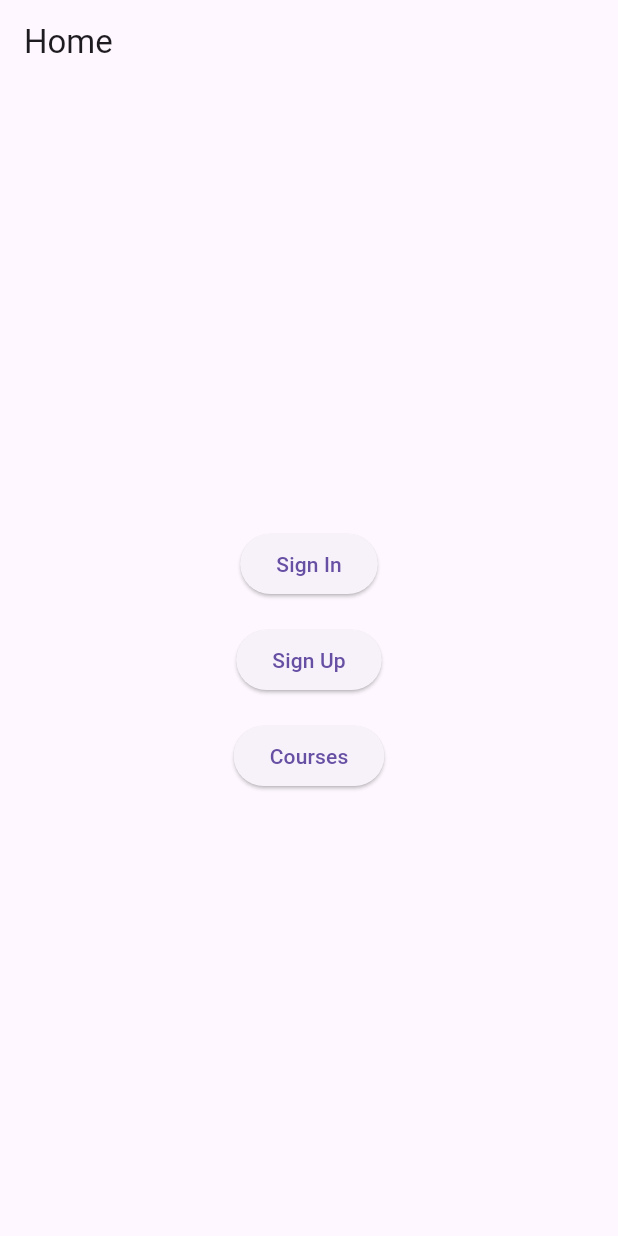
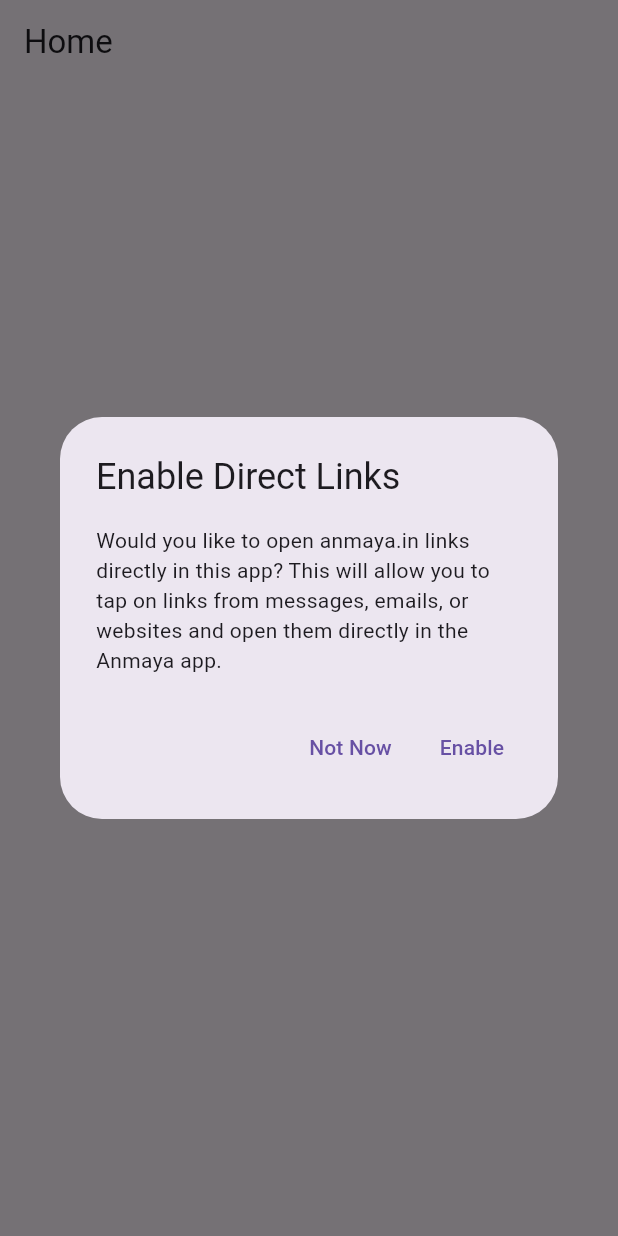
Before and after one commit to preetamprabhu08/anmaya_app, a Flutter app: the screen it shows after launch, on a phone screen of 412 x 824 dp. Run offline on Flutter 3.47's test engine with Material 3 defaults, Android fonts, the phone set to English and light mode, and no system bars; our stand-ins replace go_router.

Commit message:
release version deeplinking done

```diff
--- a/assetlinks.json
+++ b/assetlinks.json
@@ -3,6 +3,6 @@
   "target": {
     "namespace": "android_app",
     "package_name": "com.anmayatechnologies.anmaya",
-    "sha256_cert_fingerprints": ["D8E865B318804231FDE82D5A39AF1ADEFA5418ED3858704443CA7194CF5D81F96"]
+    "sha256_cert_fingerprints": ["C8DF77FD70FC9E3F4B2487D8420940880599A28F0D1A6827517F9582F54F61389"]
   }
 }]
--- a/lib/main.dart
+++ b/lib/main.dart
@@ -5,6 +5,9 @@
 import 'package:anmaya/screens/signin.dart';
 import 'package:anmaya/screens/signup.dart';
 import 'package:flutter/foundation.dart';
+import 'package:anmaya/utils/deep_link_helper.dart';
+import 'package:anmaya/screens/settings.dart';
+
 
 void main() {
   runApp(const MyApp());
@@ -30,6 +33,10 @@
       path: '/signup',
       builder: (context, state) => const SignUpPage(),
     ),
+    GoRoute(
+  path: '/settings',
+  builder: (context, state) => const SettingsPage(),
+),
   ],
   // Enhanced redirect logic to handle all URI patterns
   redirect: (context, state) {
@@ -39,7 +46,7 @@
     debugPrint('Deep link URI: ${uri.toString()}');
 
     // Custom app scheme handling
-    if (uri.scheme == 'anmayaapp' && uri.host == 'open') {
+    if (uri.scheme == 'anmaya' && uri.host == 'open') {
       final path = uri.path.isEmpty ? '/' : uri.path;
       debugPrint('Redirecting custom scheme to: $path');
       return path;
--- a/lib/screens/homepage.dart
+++ b/lib/screens/homepage.dart
@@ -1,8 +1,24 @@
 import 'package:flutter/material.dart';
 import 'package:go_router/go_router.dart';
+import 'package:anmaya/utils/deep_link_helper.dart';
 
-class HomePage extends StatelessWidget {
-  const HomePage({super.key});
+class HomePage extends StatefulWidget {
+  const HomePage({Key? key}) : super(key: key);
+
+  @override
+  State<HomePage> createState() => _HomePageState();
+}
+
+class _HomePageState extends State<HomePage> {
+  @override
+  void initState() {
+    super.initState();
+
+    // Show after a short delay when the app starts
+    Future.delayed(Duration(seconds: 2), () {
+      DeepLinkHelper.showEnableDeepLinksDialog(context);
+    });
+  }
 
   @override
   Widget build(BuildContext context) {
--- /dev/null
+++ b/lib/utils/deep_link_helper.dart
@@ -0,0 +1,118 @@
+import 'package:flutter/material.dart';
+import 'package:url_launcher/url_launcher.dart';
+import 'package:url_launcher/url_launcher_string.dart';
+import 'package:anmaya/screens/settings.dart';
+import 'dart:io' show Platform;
+
+/// A utility class for handling deep link related functionality
+class DeepLinkHelper {
+  /// Prompts the user to enable app links by opening the app's settings
+  /// This will take the user to the "Open by default" screen where they can
+  /// enable automatic handling of anmaya.in links
+  static Future<void> promptUserToEnableAppLinks() async {
+    try {
+      if (Platform.isAndroid) {
+        // Try to launch the Android app settings for "Open by default"
+        final Uri settingsUri = Uri.parse(
+          'package:com.anmayatechnologies.anmaya',
+        );
+
+        final bool launched = await launchUrl(settingsUri);
+        if (!launched) {
+          debugPrint('Could not launch settings directly');
+
+          // Fallback to general app settings
+          final Uri appSettingsUri = Uri.parse(
+            'package:com.anmayatechnologies.anmaya/settings',
+          );
+          await launchUrl(appSettingsUri);
+        }
+      } else if (Platform.isIOS) {
+        // On iOS, we can only open the Settings app
+        final Uri settingsUri = Uri.parse('app-settings:');
+        await launchUrl(settingsUri);
+      }
+    } catch (e) {
+      debugPrint('Error opening app settings: $e');
+    }
+  }
+
+  /// Shows a dialog asking the user if they want to enable deep links
+  static void showEnableDeepLinksDialog(BuildContext context) {
+    showDialog(
+      context: context,
+      builder: (context) => AlertDialog(
+        title: const Text('Enable Direct Links'),
+        content: const Text(
+          'Would you like to open anmaya.in links directly in this app? '
+          'This will allow you to tap on links from messages, emails, or websites '
+          'and open them directly in the Anmaya app.',
+        ),
+        actions: [
+          TextButton(
+            onPressed: () => Navigator.pop(context),
+            child: const Text('Not Now'),
+          ),
+          TextButton(
+            onPressed: () {
+              Navigator.pop(context);
+              promptUserToEnableAppLinks();
+            },
+            child: const Text('Enable'),
+          ),
+        ],
+      ),
+    );
+  }
+
+  /// Shows instructions for enabling deep links manually
+  static void showManualInstructionsDialog(BuildContext context) {
+    showDialog(
+      context: context,
+      builder: (context) => AlertDialog(
+        title: const Text('Enable Direct Links'),
+        content: Column(
+          mainAxisSize: MainAxisSize.min,
+          crossAxisAlignment: CrossAxisAlignment.start,
+          children: const [
+            Text('To enable opening anmaya.in links directly in this app:'),
+            SizedBox(height: 8),
+            Text('1. Go to your device Settings'),
+            Text('2. Open Apps > Anmaya'),
+            Text('3. Tap on "Open by default"'),
+            Text('4. Enable "Open supported links"'),
+            Text('5. Make sure "anmaya.in" is selected'),
+          ],
+        ),
+        actions: [
+          TextButton(
+            onPressed: () => Navigator.pop(context),
+            child: const Text('Later'),
+          ),
+          TextButton(
+            onPressed: () {
+              Navigator.pop(context);
+              promptUserToEnableAppLinks();
+            },
+            child: const Text('Open Settings'),
+          ),
+        ],
+      ),
+    );
+  }
+
+  /// Checks if a URI is a deep link that this app can handle
+  static bool canHandleDeepLink(Uri uri) {
+    // Handle custom scheme links
+    if (uri.scheme == 'anmaya' && uri.host == 'open') {
+      return true;
+    }
+
+    // Handle web URL links
+    if ((uri.scheme == 'http' || uri.scheme == 'https') && uri.host == 'anmaya.in') {
+      return true;
+    }
+
+    return false;
+  }
+}
--- a/pubspec.yaml
+++ b/pubspec.yaml
@@ -35,6 +35,7 @@
   # The following adds the Cupertino Icons font to your application.
   # Use with the CupertinoIcons class for iOS style icons.
   cupertino_icons: ^1.0.8
+  url_launcher: ^6.3.1
 
 dev_dependencies:
   flutter_test:
```
Also changed, not shown: lib/screens/settings.dart (added, +28 -0 lines), pubspec.lock, 9 other files.
